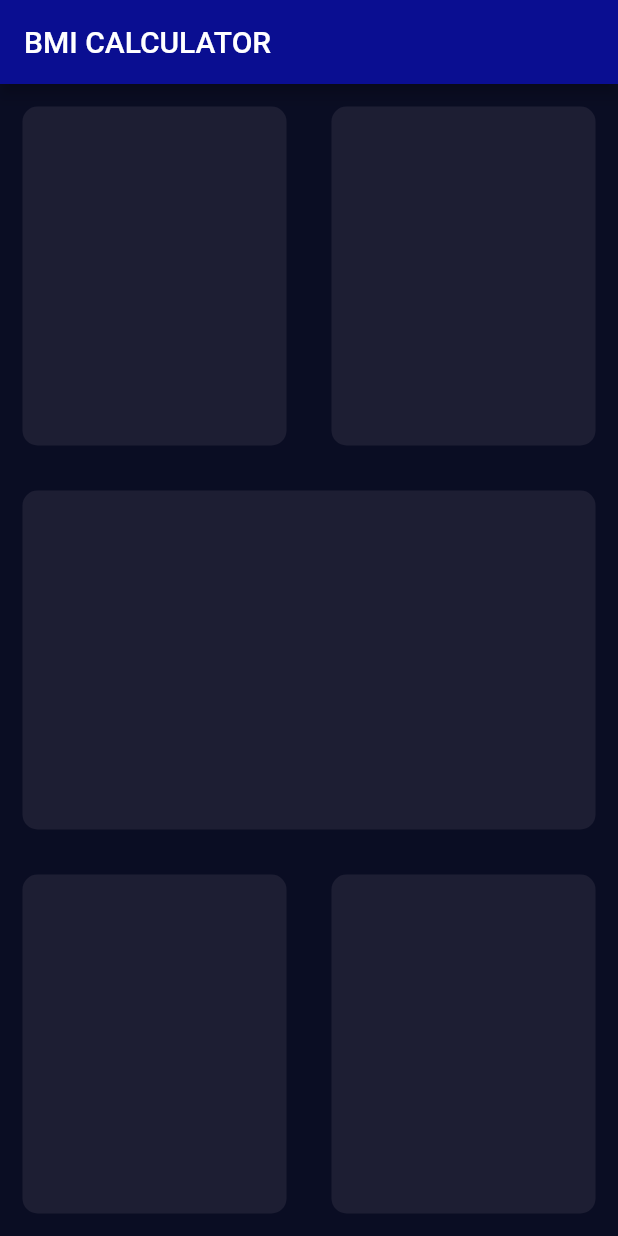
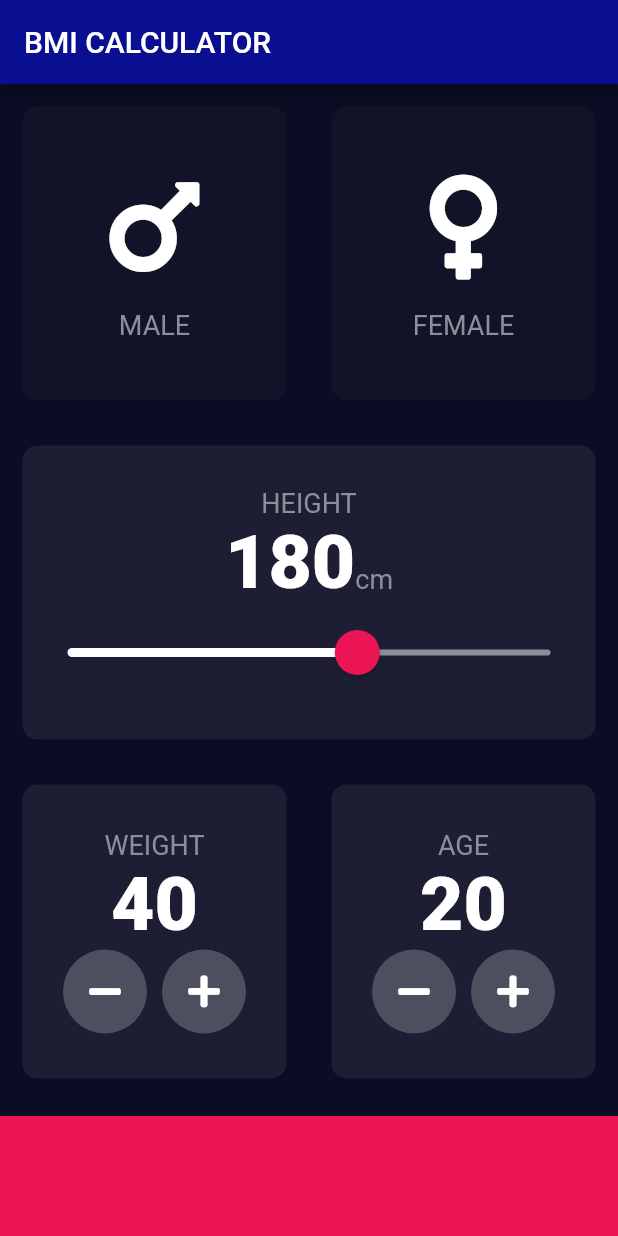
Before and after one commit to Gloomy699/BMI_Calculator, a Flutter app: the screen it shows after launch, on a phone screen of 412 x 824 dp. Run offline on Flutter 3.47's test engine with Material 2 defaults, Android fonts, the phone set to English and light mode, and no system bars; our stand-ins replace font_awesome_flutter.

Commit message:
complete all UI

```diff
--- /dev/null
+++ b/lib/card_content.dart
@@ -0,0 +1,29 @@
+import 'package:flutter/material.dart';
+import 'constans.dart';
+
+class CardContent extends StatelessWidget {
+  CardContent({@required this.icon, this.label});
+
+  final IconData icon;
+  final String label;
+
+  @override
+  Widget build(BuildContext context) {
+    return Column(
+      mainAxisAlignment: MainAxisAlignment.center,
+      children: <Widget>[
+        Icon(
+          icon,
+          size: 80.0,
+        ),
+        SizedBox(
+          height: 15.0,
+        ),
+        Text(
+          label,
+          style: kLabelTextStyle,
+        )
+      ],
+    );
+  }
+}
--- /dev/null
+++ b/lib/constans.dart
@@ -0,0 +1,14 @@
+import 'package:flutter/material.dart';
+
+const kBottomContainerHeight = 80.0;
+const kActiveCardColor = Color(0xFF1D1E33);
+const kInactiveCardColor = Color(0xFF111328);
+const kBottomContainerColor = Color(0xFFEB1555);
+const kLabelTextStyle = TextStyle(
+  fontSize: 18.0,
+  color: Color(0xFF8D8E98),
+);
+const kNumbertTextStyle = TextStyle(
+  fontSize: 50.0,
+  fontWeight: FontWeight.w900,
+);
--- a/lib/imput_page.dart
+++ /dev/null
@@ -1,59 +0,0 @@
-import 'package:flutter/material.dart';
-import 'reusebable_card.dart';
-
-class InputPage extends StatefulWidget {
-  @override
-  _InputPageState createState() => _InputPageState();
-}
-
-class _InputPageState extends State<InputPage> {
-  @override
-  Widget build(BuildContext context) {
-    return Scaffold(
-        appBar: AppBar(
-          title: Text('BMI CALCULATOR'),
-        ),
-        body: Column(
-          children: [
-            Expanded(
-                child: Row(
-              children: [
-                Expanded(
-                  child: ReusebableCard(
-                    colour: Color(0xFF1D1E33),
-                  ),
-                ),
-                Expanded(
-                  child: ReusebableCard(
-                    colour: Color(0xFF1D1E33),
-                  ),
-                )
-              ],
-            )),
-            Expanded(
-              child: Expanded(
-                child: ReusebableCard(
-                  colour: Color(0xFF1D1E33),
-                ),
-              ),
-            ),
-            Expanded(
-              child: Row(
-                children: [
-                  Expanded(
-                    child: ReusebableCard(
-                      colour: Color(0xFF1D1E33),
-                    ),
-                  ),
-                  Expanded(
-                    child: ReusebableCard(
-                      colour: Color(0xFF1D1E33),
-                    ),
-                  )
-                ],
-              ),
-            ),
-          ],
-        ));
-  }
-}
--- /dev/null
+++ b/lib/input_page.dart
@@ -0,0 +1,237 @@
+import 'package:flutter/material.dart';
+import 'package:font_awesome_flutter/font_awesome_flutter.dart';
+import 'reusebable_card.dart';
+import 'card_content.dart';
+import 'constans.dart';
+
+enum Gender {
+  male,
+  female,
+}
+
+class InputPage extends StatefulWidget {
+  @override
+  _InputPageState createState() => _InputPageState();
+}
+
+class _InputPageState extends State<InputPage> {
+  Gender selectedGender;
+  int height = 180;
+  int weight = 40;
+  int age = 20;
+  @override
+  Widget build(BuildContext context) {
+    return Scaffold(
+      appBar: AppBar(
+        title: Text('BMI CALCULATOR'),
+      ),
+      body: Column(
+        crossAxisAlignment: CrossAxisAlignment.stretch,
+        children: <Widget>[
+          Expanded(
+            child: Row(
+              children: <Widget>[
+                Expanded(
+                  child: ReusebableCard(
+                    onPress: () {
+                      setState(() {
+                        selectedGender = Gender.male;
+                      });
+                    },
+                    colour: selectedGender == Gender.male
+                        ? kActiveCardColor
+                        : kInactiveCardColor,
+                    cardChild: CardContent(
+                      icon: FontAwesomeIcons.mars,
+                      label: 'MALE',
+                    ),
+                  ),
+                ),
+                Expanded(
+                  child: ReusebableCard(
+                    onPress: () {
+                      setState(() {
+                        selectedGender = Gender.female;
+                      });
+                    },
+                    colour: selectedGender == Gender.female
+                        ? kActiveCardColor
+                        : kInactiveCardColor,
+                    cardChild: CardContent(
+                      icon: FontAwesomeIcons.venus,
+                      label: 'FEMALE',
+                    ),
+                  ),
+                )
+              ],
+            ),
+          ),
+          Expanded(
+            child: ReusebableCard(
+              colour: kActiveCardColor,
+              cardChild: Column(
+                mainAxisAlignment: MainAxisAlignment.center,
+                children: <Widget>[
+                  Text(
+                    'HEIGHT',
+                    style: kLabelTextStyle,
+                  ),
+                  Row(
+                    mainAxisAlignment: MainAxisAlignment.center,
+                    crossAxisAlignment: CrossAxisAlignment.baseline,
+                    textBaseline: TextBaseline.alphabetic,
+                    children: <Widget>[
+                      Text(
+                        height.toString(),
+                        style: kNumbertTextStyle,
+                      ),
+                      Text(
+                        'cm',
+                        style: kLabelTextStyle,
+                      )
+                    ],
+                  ),
+                  SliderTheme(
+                    data: SliderTheme.of(context).copyWith(
+                      activeTrackColor: Colors.white,
+                      inactiveTrackColor: Color(0xFF8D8E98),
+                      thumbColor: Color(0xFFEB1555),
+                      overlayColor: Color(0x29EB1555),
+                      thumbShape:
+                          RoundSliderThumbShape(enabledThumbRadius: 15.0),
+                      overlayShape:
+                          RoundSliderOverlayShape(overlayRadius: 30.0),
+                    ),
+                    child: Slider(
+                      value: height.toDouble(),
+                      min: 120.0,
+                      max: 220.0,
+                      onChanged: (double newValue) {
+                        setState(
+                          () {
+                            height = newValue.round();
+                          },
+                        );
+                      },
+                    ),
+                  ),
+                ],
+              ),
+            ),
+          ),
+          Expanded(
+            child: Row(
+              children: <Widget>[
+                Expanded(
+                  child: ReusebableCard(
+                    colour: kActiveCardColor,
+                    cardChild: Column(
+                        mainAxisAlignment: MainAxisAlignment.center,
+                        children: <Widget>[
+                          Text(
+                            'WEIGHT',
+                            style: kLabelTextStyle,
+                          ),
+                          Text(
+                            weight.toString(),
+                            style: kNumbertTextStyle,
+                          ),
+                          Row(
+                            mainAxisAlignment: MainAxisAlignment.center,
+                            children: <Widget>[
+                              RoundIconButton(
+                                  icon: FontAwesomeIcons.minus,
+                                  onPressed: () {
+                                    setState(() {
+                                      weight--;
+                                    });
+                                  }),
+                              SizedBox(
+                                width: 10.0,
+                              ),
+                              RoundIconButton(
+                                  icon: FontAwesomeIcons.plus,
+                                  onPressed: () {
+                                    setState(() {
+                                      weight++;
+                                    });
+                                  }),
+                            ],
+                          )
+                        ]),
+                  ),
+                ),
+                Expanded(
+                  child: ReusebableCard(
+                    colour: kActiveCardColor,
+                    cardChild: Column(
+                        mainAxisAlignment: MainAxisAlignment.center,
+                        children: <Widget>[
+                          Text(
+                            'AGE',
+                            style: kLabelTextStyle,
+                          ),
+                          Text(
+                            age.toString(),
+                            style: kNumbertTextStyle,
+                          ),
+                          Row(
+                            mainAxisAlignment: MainAxisAlignment.center,
+                            children: <Widget>[
+                              RoundIconButton(
+                                  icon: FontAwesomeIcons.minus,
+                                  onPressed: () {
+                                    setState(() {
+                                      age--;
+                                    });
+                                  }),
+                              SizedBox(
+                                width: 10.0,
+                              ),
+                              RoundIconButton(
+                                  icon: FontAwesomeIcons.plus,
+                                  onPressed: () {
+                                    setState(() {
+                                      age++;
+                                    });
+                                  }),
+                            ],
+                          )
+                        ]),
+                  ),
+                )
+              ],
+            ),
+          ),
+          Container(
+            color: kBottomContainerColor,
+            margin: EdgeInsets.only(top: 10.0),
+            width: double.infinity,
+            height: kBottomContainerHeight,
+          )
+        ],
+      ),
+    );
+  }
+}
+
+class RoundIconButton extends StatelessWidget {
+  // const RoundIconButton({Key? key}) : super(key: key);
+  RoundIconButton({@required this.icon, @required this.onPressed});
+  final IconData icon;
+  final Function onPressed;
+  @override
+  Widget build(BuildContext context) {
+    return RawMaterialButton(
+      child: Icon(icon),
+      onPressed: onPressed,
+      elevation: 0.0,
+      constraints: BoxConstraints.tightFor(
+        width: 56.0,
+        height: 56.0,
+      ),
+      shape: CircleBorder(),
+      fillColor: Color(0xFF4C4F5E),
+    );
+  }
+}
--- a/lib/main.dart
+++ b/lib/main.dart
@@ -1,5 +1,5 @@
 import 'package:flutter/material.dart';
-import 'imput_page.dart';
+import 'input_page.dart';
 
 void main() => runApp(BMICalculator());
 
--- a/lib/reusebable_card.dart
+++ b/lib/reusebable_card.dart
@@ -1,17 +1,23 @@
 import 'package:flutter/material.dart';
 
 class ReusebableCard extends StatelessWidget {
-  ReusebableCard({@required this.colour});
+  ReusebableCard({@required this.colour, this.cardChild, this.onPress});
 
   final Color colour;
+  final Widget cardChild;
+  final Function onPress;
 
   @override
   Widget build(BuildContext context) {
-    return Container(
-      margin: EdgeInsets.all(15.0),
-      decoration: BoxDecoration(
-        color: colour,
-        borderRadius: BorderRadius.circular(10.0),
+    return GestureDetector(
+      onTap: onPress,
+      child: Container(
+        child: cardChild,
+        margin: EdgeInsets.all(15.0),
+        decoration: BoxDecoration(
+          color: colour,
+          borderRadius: BorderRadius.circular(10.0),
+        ),
       ),
     );
   }
--- a/pubspec.yaml
+++ b/pubspec.yaml
@@ -11,6 +11,7 @@ dependencies:
     sdk: flutter
 
   cupertino_icons: ^0.1.2
+  font_awesome_flutter: ^9.1.0
 
 dev_dependencies:
   flutter_test:
```
Also changed, not shown: pubspec.lock, 29 other files.
